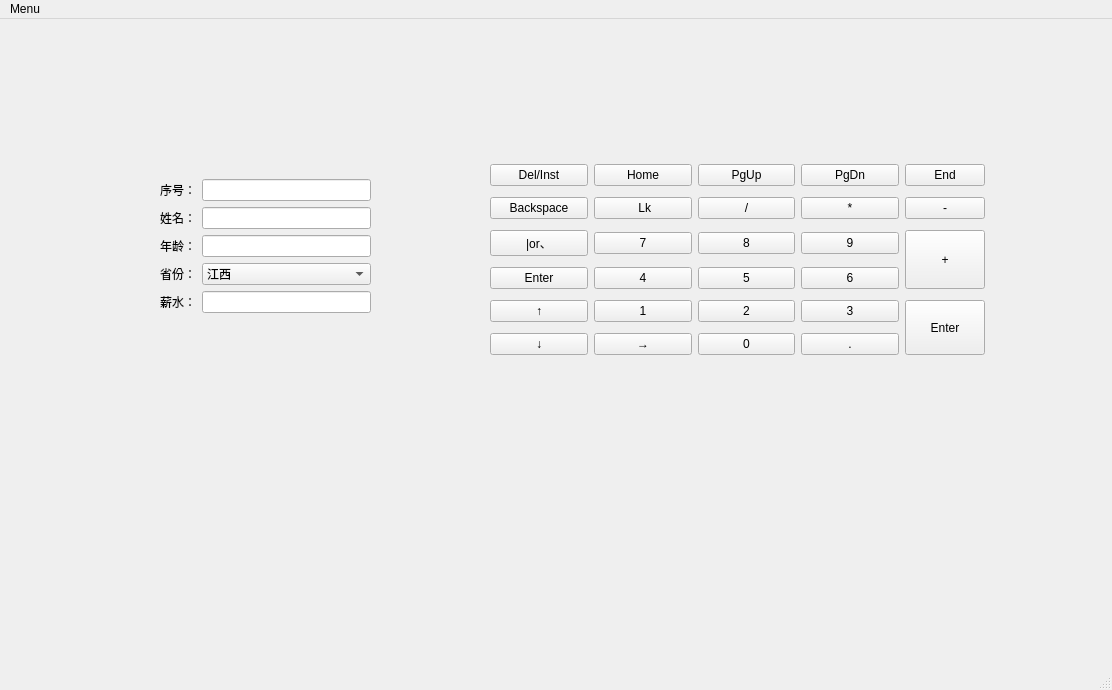
Qt form projects/Designer/Temp.ui (Leo-Bliss/Learn-python-notes) before a commit.
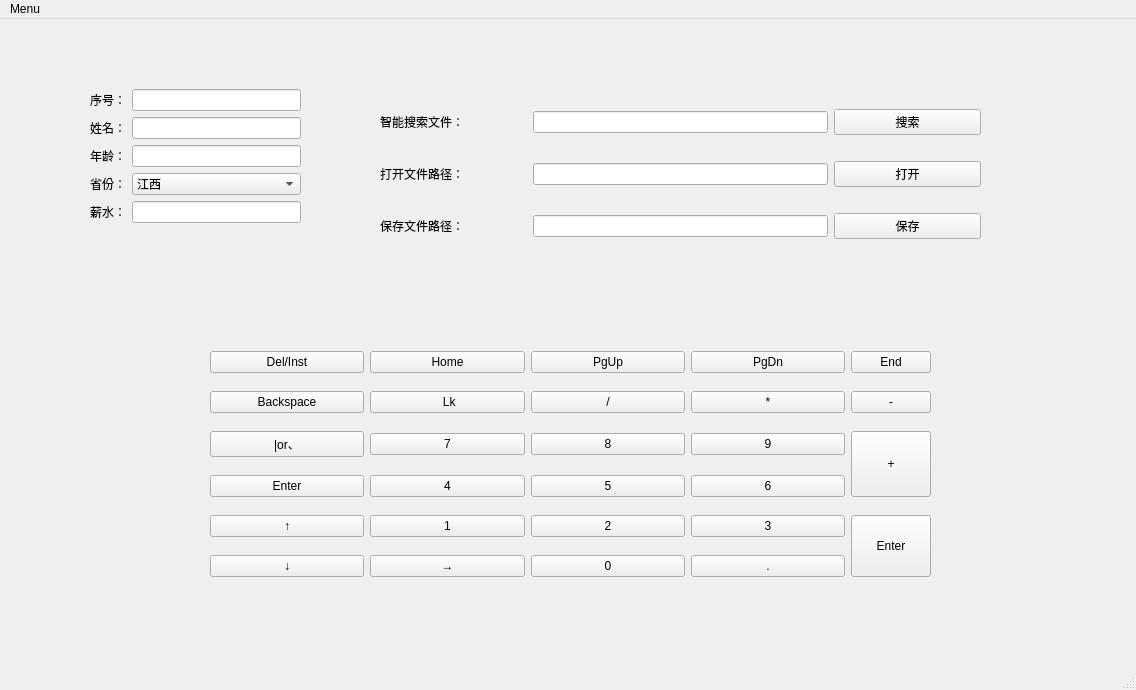
The same form after that commit.

Commit message: 文件名修改

```diff
--- a/projects/Designer/Temp.ui
+++ b/projects/Designer/Temp.ui
@@ -6,7 +6,7 @@
    <rect>
     <x>0</x>
     <y>0</y>
-    <width>1112</width>
+    <width>1136</width>
     <height>690</height>
    </rect>
   </property>
@@ -17,10 +17,10 @@
    <widget class="QWidget" name="layoutWidget">
     <property name="geometry">
      <rect>
-      <x>490</x>
-      <y>140</y>
-      <width>495</width>
-      <height>205</height>
+      <x>210</x>
+      <y>320</y>
+      <width>721</width>
+      <height>251</height>
      </rect>
     </property>
     <layout class="QGridLayout" name="gridLayout">
@@ -237,10 +237,10 @@
    <widget class="QWidget" name="layoutWidget">
     <property name="geometry">
      <rect>
-      <x>160</x>
-      <y>160</y>
+      <x>90</x>
+      <y>70</y>
       <width>211</width>
-      <height>151</height>
+      <height>170</height>
      </rect>
     </property>
     <layout class="QFormLayout" name="formLayout">
@@ -317,13 +317,145 @@
      </item>
     </layout>
    </widget>
+   <widget class="QWidget" name="">
+    <property name="geometry">
+     <rect>
+      <x>380</x>
+      <y>70</y>
+      <width>601</width>
+      <height>171</height>
+     </rect>
+    </property>
+    <layout class="QVBoxLayout" name="verticalLayout">
+     <item>
+      <layout class="QHBoxLayout" name="horizontalLayout_3">
+       <item>
+        <widget class="QLabel" name="label_8">
+         <property name="sizePolicy">
+          <sizepolicy hsizetype="Expanding" vsizetype="Preferred">
+           <horstretch>1</horstretch>
+           <verstretch>0</verstretch>
+          </sizepolicy>
+         </property>
+         <property name="text">
+          <string>智能搜索文件：</string>
+         </property>
+        </widget>
+       </item>
+       <item>
+        <widget class="QLineEdit" name="lineEdit_7">
+         <property name="sizePolicy">
+          <sizepolicy hsizetype="Expanding" vsizetype="Fixed">
+           <horstretch>2</horstretch>
+           <verstretch>0</verstretch>
+          </sizepolicy>
+         </property>
+        </widget>
+       </item>
+       <item>
+        <widget class="QPushButton" name="pushButton_31">
+         <property name="sizePolicy">
+          <sizepolicy hsizetype="Expanding" vsizetype="Fixed">
+           <horstretch>1</horstretch>
+           <verstretch>0</verstretch>
+          </sizepolicy>
+         </property>
+         <property name="text">
+          <string>搜索</string>
+         </property>
+        </widget>
+       </item>
+      </layout>
+     </item>
+     <item>
+      <layout class="QHBoxLayout" name="horizontalLayout">
+       <item>
+        <widget class="QLabel" name="label_6">
+         <property name="sizePolicy">
+          <sizepolicy hsizetype="Expanding" vsizetype="Preferred">
+           <horstretch>1</horstretch>
+           <verstretch>0</verstretch>
+          </sizepolicy>
+         </property>
+         <property name="text">
+          <string>打开文件路径：</string>
+         </property>
+        </widget>
+       </item>
+       <item>
+        <widget class="QLineEdit" name="lineEdit_5">
+         <property name="sizePolicy">
+          <sizepolicy hsizetype="Expanding" vsizetype="Fixed">
+           <horstretch>2</horstretch>
+           <verstretch>0</verstretch>
+          </sizepolicy>
+         </property>
+        </widget>
+       </item>
+       <item>
+        <widget class="QPushButton" name="pushButton_29">
+         <property name="sizePolicy">
+          <sizepolicy hsizetype="Expanding" vsizetype="Fixed">
+           <horstretch>1</horstretch>
+           <verstretch>0</verstretch>
+          </sizepolicy>
+         </property>
+         <property name="text">
+          <string>打开</string>
+         </property>
+        </widget>
+       </item>
+      </layout>
+     </item>
+     <item>
+      <layout class="QHBoxLayout" name="horizontalLayout_2">
+       <item>
+        <widget class="QLabel" name="label_7">
+         <property name="sizePolicy">
+          <sizepolicy hsizetype="Expanding" vsizetype="Preferred">
+           <horstretch>1</horstretch>
+           <verstretch>0</verstretch>
+          </sizepolicy>
+         </property>
+         <property name="text">
+          <string>保存文件路径：</string>
+         </property>
+        </widget>
+       </item>
+       <item>
+        <widget class="QLineEdit" name="lineEdit_6">
+         <property name="sizePolicy">
+          <sizepolicy hsizetype="Expanding" vsizetype="Fixed">
+           <horstretch>2</horstretch>
+           <verstretch>0</verstretch>
+          </sizepolicy>
+         </property>
+        </widget>
+       </item>
+       <item>
+        <widget class="QPushButton" name="pushButton_30">
+         <property name="sizePolicy">
+          <sizepolicy hsizetype="Expanding" vsizetype="Fixed">
+           <horstretch>1</horstretch>
+           <verstretch>0</verstretch>
+          </sizepolicy>
+         </property>
+         <property name="text">
+          <string>保存</string>
+         </property>
+        </widget>
+       </item>
+      </layout>
+     </item>
+    </layout>
+   </widget>
   </widget>
   <widget class="QMenuBar" name="menubar">
    <property name="geometry">
     <rect>
      <x>0</x>
      <y>0</y>
-     <width>1112</width>
+     <width>1136</width>
      <height>26</height>
     </rect>
    </property>
```
Left out of the diff: 228 changed lines with no effect on the pictures. The commit also changes 68 other files.
